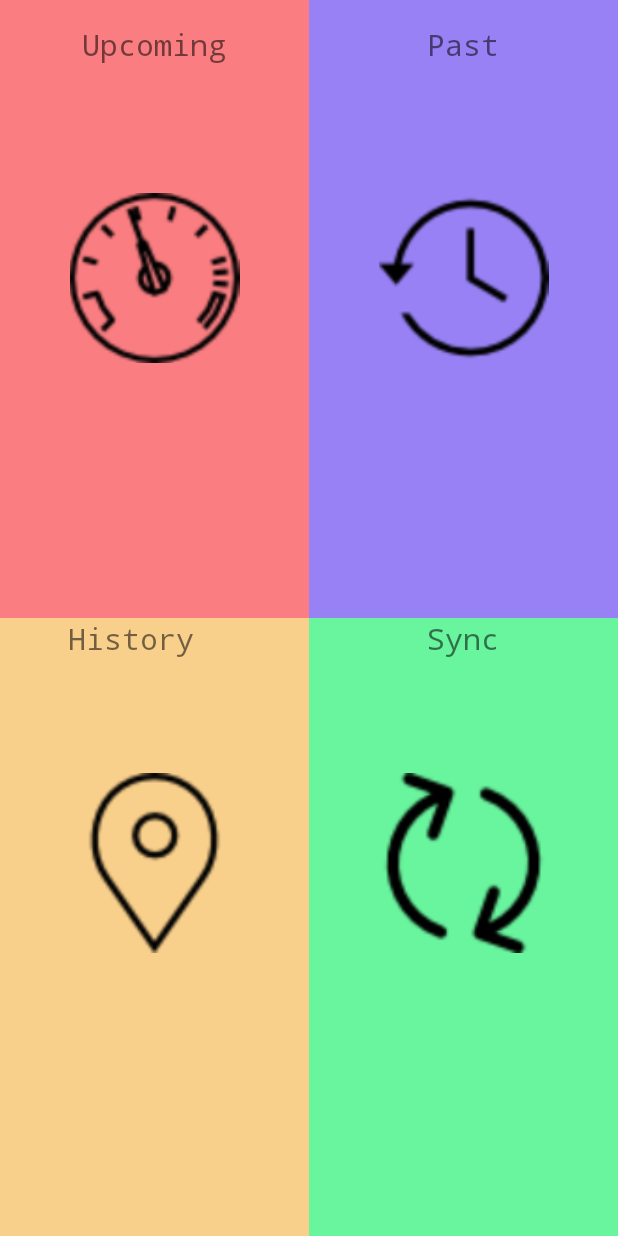
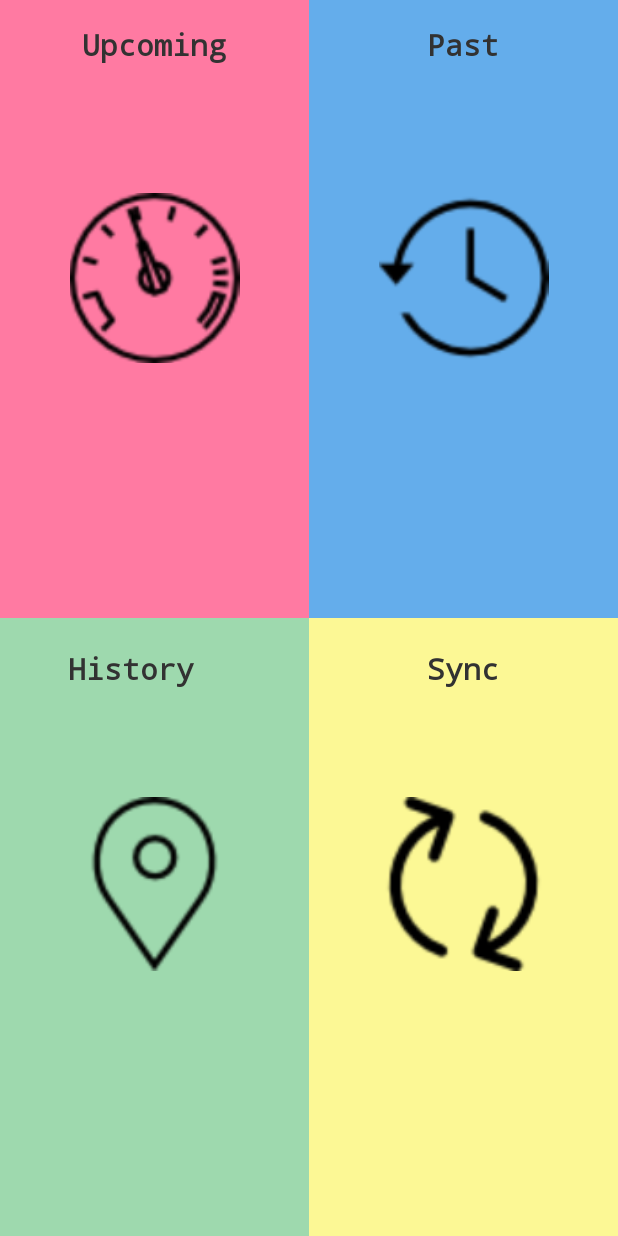
Before and after one commit to Saamyy/ITI-AndroidProject, an Android app: the layout fragment_home.xml on its own in the app's theme, with its tools: preview values and no code run, on a phone screen of 412 x 824 dp. Run offline under Robolectric (Android 15) with nearby library versions, the phone set to English and light mode, and no system bars.

Commit message:
Finally B2aaaaaaaaaaaaaaa !!

```diff
--- a/app/src/main/java/com/example/romisaa/tripschedular/AlarmActivity.java
+++ b/app/src/main/java/com/example/romisaa/tripschedular/AlarmActivity.java
@@ -114,7 +114,7 @@ public class AlarmActivity extends AppCompatActivity {
 
 
                     Notification.Builder builder = new Notification.Builder(AlarmActivity.this)
-                            .setSmallIcon(R.color.colorPrimaryDark)
+                            .setSmallIcon(R.drawable.launcher)
                             .setContentTitle("Trip Postponed")
                             .setContentText("You have a postponed trip to "+destinationString)
                             .setAutoCancel(true)
--- a/app/src/main/java/com/example/romisaa/tripschedular/ListArrayAdapter.java
+++ b/app/src/main/java/com/example/romisaa/tripschedular/ListArrayAdapter.java
@@ -71,7 +71,8 @@ public class ListArrayAdapter  extends ArrayAdapter{
         SimpleDateFormat format = new SimpleDateFormat("MMM dd, yyyy - ");
         String am_pm = ((calendar.get(Calendar.AM_PM)) == Calendar.AM) ? "am" : "pm";
         String minutes = calendar.get(Calendar.MINUTE) < 10 ? "0" + String.valueOf(calendar.get(Calendar.MINUTE)) : String.valueOf(calendar.get(Calendar.MINUTE));
-        String time = (calendar.get(Calendar.HOUR) + ":" + minutes + " " + am_pm);
+        int hour = calendar.get(Calendar.HOUR)==0?12:calendar.get(Calendar.HOUR);
+        String time = hour + ":" + minutes + " " + am_pm ;
 
         Calendar today = Calendar.getInstance();
         if(calendar.get(Calendar.YEAR)==today.get(Calendar.YEAR) &&
--- a/app/src/main/java/com/example/romisaa/tripschedular/UpcomingFragment.java
+++ b/app/src/main/java/com/example/romisaa/tripschedular/UpcomingFragment.java
@@ -154,7 +154,7 @@ public class UpcomingFragment extends Fragment {
                         upCommingTrips.remove(listpostion);
                         adapter.notifyDataSetChanged();
                         startNavigation(out);
-                        TaskManager.getInstance(getActivity()).deleteTask(upCommingTrips.get(listpostion).getId());
+//                        TaskManager.getInstance(getActivity()).deleteTask(upCommingTrips.get(listpostion).getId());
                          //Toast.makeText(getActivity(),out.getName(),Toast.LENGTH_SHORT).show();
                         break;
                     case 1:
--- a/app/src/main/java/com/example/romisaa/tripschedular/ViewTrip.java
+++ b/app/src/main/java/com/example/romisaa/tripschedular/ViewTrip.java
@@ -72,7 +72,9 @@ public class ViewTrip extends AppCompatActivity {
         calendar.setTimeInMillis(trip.getDate());
         calendar.get(Calendar.HOUR_OF_DAY);
         String am_pm = ((calendar.get(Calendar.AM_PM)) == Calendar.AM) ? "am" : "pm";
-        time.setText(calendar.get(Calendar.HOUR)+":"+calendar.get(Calendar.MINUTE)+ " "+am_pm);
+        String minute = calendar.get(Calendar.MINUTE)<10?"0"+calendar.get(Calendar.MINUTE):""+calendar.get(Calendar.MINUTE);
+        int hour = calendar.get(Calendar.HOUR)==0?12:calendar.get(Calendar.HOUR);
+        time.setText(hour+":"+minute+ " "+am_pm);
 
         status=(TextView)findViewById(R.id.statusValue);
         status.setText(trip.getStatus());
--- a/app/src/main/res/layout/fragment_home.xml
+++ b/app/src/main/res/layout/fragment_home.xml
@@ -27,7 +27,7 @@
             android:layout_width="match_parent"
             android:layout_height="match_parent"
             android:layout_weight="1"
-            android:background="#F97D81"
+            android:background="#FF7AA2"
             android:weightSum="5"
             android:clickable="true"
             android:id="@+id/l1">
@@ -41,7 +41,9 @@
                 android:textSize="20sp"
                 android:padding="16dp"
                 android:fontFamily="monospace"
-                android:textAlignment="center" />
+                android:textAlignment="center"
+                android:textStyle="normal|bold"
+                android:textColor="#323232" />
 
             <ImageView
                 android:layout_width="match_parent"
@@ -57,7 +59,7 @@
                 android:layout_width="match_parent"
                 android:layout_height="match_parent"
                 android:layout_weight="1"
-                android:background="#9881F5"
+                android:background="#64ADEB"
                 android:weightSum="5"
                 android:clickable="true"
             android:id="@+id/l2">
@@ -71,7 +73,9 @@
                 android:textSize="20sp"
                 android:padding="16dp"
                 android:textAlignment="center"
-                android:fontFamily="monospace" />
+                android:fontFamily="monospace"
+                android:textColor="#323232"
+                android:textStyle="normal|bold" />
 
             <ImageView
                 android:layout_width="match_parent"
@@ -99,7 +103,7 @@
                 android:layout_width="match_parent"
                 android:layout_height="match_parent"
                 android:layout_weight="1"
-                android:background="#F9D08B"
+                android:background="#9ED9AE"
                 android:weightSum="5"
                 android:clickable="true"
                 android:id="@+id/l3">
@@ -112,7 +116,10 @@
                     android:layout_weight="1"
                     android:textSize="20sp"
                     android:textAlignment="center"
-                    android:fontFamily="monospace" />
+                    android:fontFamily="monospace"
+                    android:textColor="#323232"
+                    android:textStyle="normal|bold"
+                    android:paddingTop="20dp" />
 
                 <ImageView
                     android:layout_width="match_parent"
@@ -129,7 +136,7 @@
                     android:layout_height="match_parent"
                     android:layout_weight="1"
 
-                    android:background="#69f49e"
+                    android:background="#FCF895"
                     android:weightSum="5"
                     android:clickable="true"
                 android:id="@+id/l4">
@@ -142,7 +149,10 @@
                     android:layout_weight="1"
                     android:textSize="20sp"
                     android:textAlignment="center"
-                    android:fontFamily="monospace" />
+                    android:fontFamily="monospace"
+                    android:textColor="#323232"
+                    android:textStyle="normal|bold"
+                    android:paddingTop="20dp" />
 
                 <ImageView
                     android:layout_width="match_parent"
```
Also changed, not shown: app/src/main/java/com/example/romisaa/tripschedular/AddTrip.java (+6 -1 lines), app/src/main/java/com/example/romisaa/tripschedular/EditTrip.java (+8 -4 lines), app/src/main/java/com/example/romisaa/tripschedular/MainActivity.java (+17 -0 lines), app/src/main/res/layout/content_view_trip.xml (+8 -6 lines), app/src/main/res/drawable-v21/launcher.png (added).
